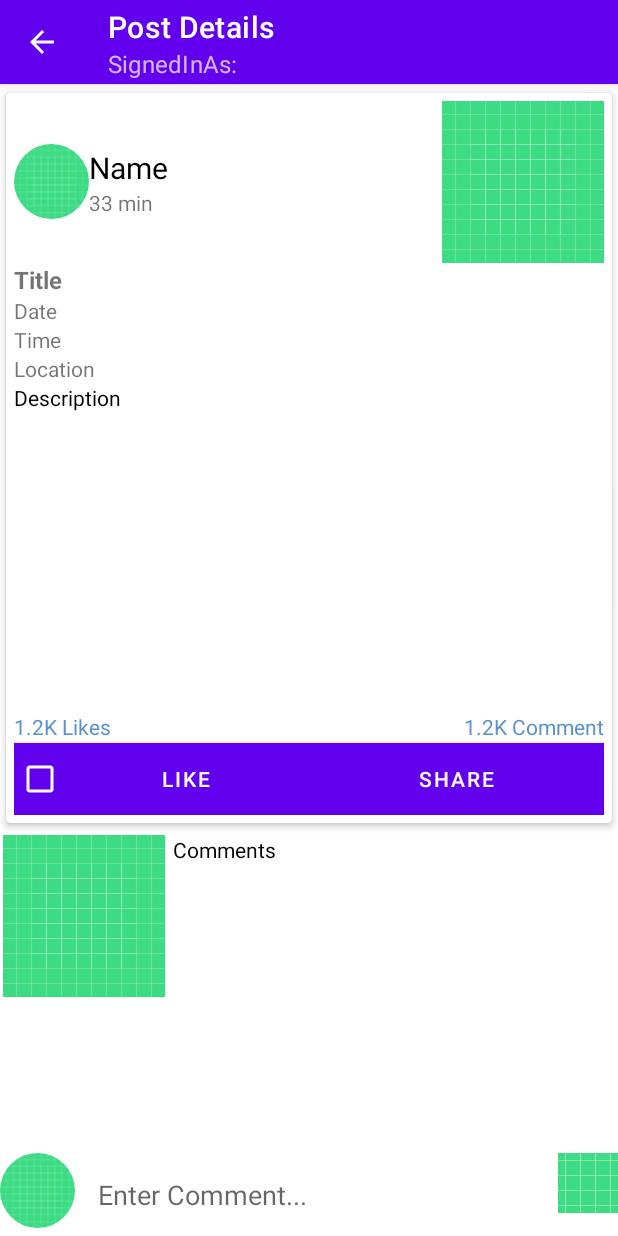
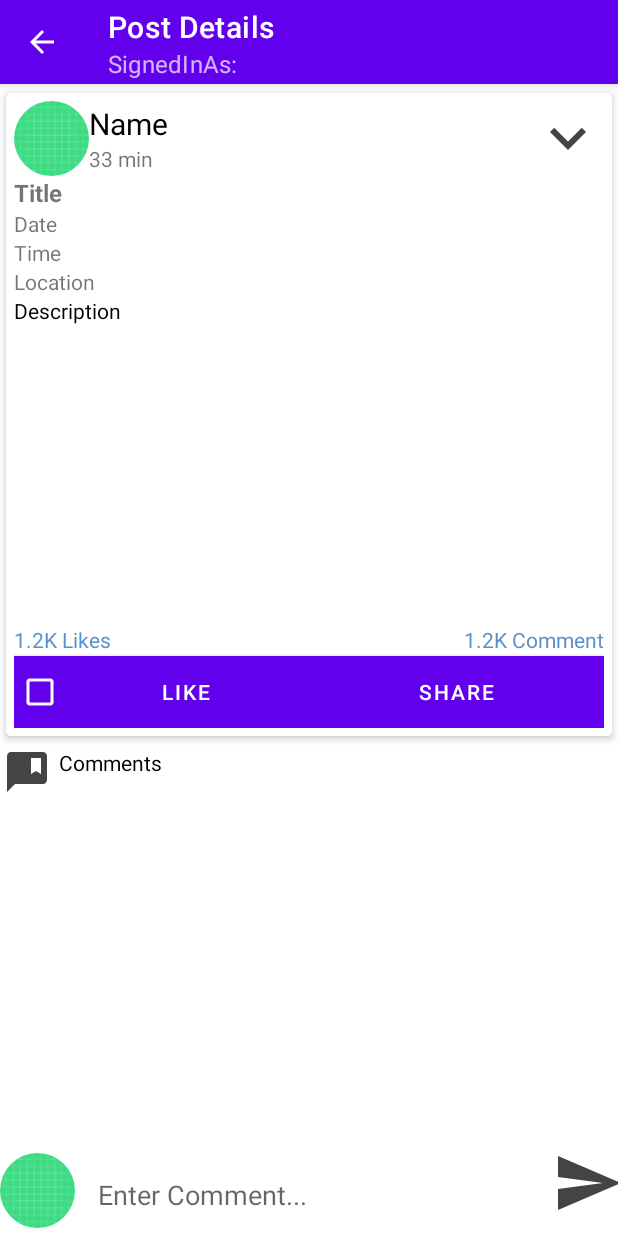
Before and after one commit to kevvinn/LinkUp-App, an Android app: the PostDetailsActivity screen opened directly, with no data from a screen before it, on a phone screen of 412 x 824 dp. Run offline under Robolectric (Android 15) with nearby library versions, the phone set to English and light mode, and no system bars; our stand-ins replace CircleImageView, Firebase (no records; nobody signed in at launch, a user with empty details on screens opened directly).

Commit message:
cleanup chat, comment, posts

```diff
--- a/app/src/main/java/com/example/linkup/AdapterChatList.java
+++ b/app/src/main/java/com/example/linkup/AdapterChatList.java
@@ -51,7 +51,7 @@ public class AdapterChatList extends RecyclerView.Adapter<AdapterChatList.Myhold
         String username = usersList.get(position).getName();
         String lastmess = lastMessageMap.get(hisuid);
         holder.name.setText(username);
-        holder.block.setImageResource(R.drawable.ic_launcher_background);
+        holder.block.setImageResource(R.drawable.ic_baseline_chat_bubble_48);
 
         // if no last message then Hide the layout
         if (lastmess == null || lastmess.equals("default")) {
--- /dev/null
+++ b/app/src/main/res/drawable/ic_baseline_attach_file_48.xml
@@ -0,0 +1,5 @@
+<vector android:height="48dp" android:tint="#444444"
+    android:viewportHeight="24" android:viewportWidth="24"
+    android:width="48dp" xmlns:android="http://schemas.android.com/apk/res/android">
+    <path android:fillColor="@android:color/white" android:pathData="M16.5,6v11.5c0,2.21 -1.79,4 -4,4s-4,-1.79 -4,-4V5c0,-1.38 1.12,-2.5 2.5,-2.5s2.5,1.12 2.5,2.5v10.5c0,0.55 -0.45,1 -1,1s-1,-0.45 -1,-1V6H10v9.5c0,1.38 1.12,2.5 2.5,2.5s2.5,-1.12 2.5,-2.5V5c0,-2.21 -1.79,-4 -4,-4S7,2.79 7,5v12.5c0,3.04 2.46,5.5 5.5,5.5s5.5,-2.46 5.5,-5.5V6h-1.5z"/>
+</vector>
--- /dev/null
+++ b/app/src/main/res/drawable/ic_baseline_chat_bubble_48.xml
@@ -0,0 +1,5 @@
+<vector android:height="48dp" android:tint="#444444"
+    android:viewportHeight="24" android:viewportWidth="24"
+    android:width="48dp" xmlns:android="http://schemas.android.com/apk/res/android">
+    <path android:fillColor="@android:color/white" android:pathData="M20,2H4c-1.1,0 -2,0.9 -2,2v18l4,-4h14c1.1,0 2,-0.9 2,-2V4c0,-1.1 -0.9,-2 -2,-2z"/>
+</vector>
--- /dev/null
+++ b/app/src/main/res/drawable/ic_baseline_comment_bank_32.xml
@@ -0,0 +1,5 @@
+<vector android:height="32dp" android:tint="#444444"
+    android:viewportHeight="24" android:viewportWidth="24"
+    android:width="32dp" xmlns:android="http://schemas.android.com/apk/res/android">
+    <path android:fillColor="@android:color/white" android:pathData="M20,2H4C2.9,2 2,2.9 2,4v18l4,-4h14c1.1,0 2,-0.9 2,-2V4C22,2.9 21.1,2 20,2zM19,13l-2.5,-1.5L14,13V5h5V13z"/>
+</vector>
--- /dev/null
+++ b/app/src/main/res/drawable/ic_baseline_expand_more_48.xml
@@ -0,0 +1,5 @@
+<vector android:height="48dp" android:tint="#444444"
+    android:viewportHeight="24" android:viewportWidth="24"
+    android:width="48dp" xmlns:android="http://schemas.android.com/apk/res/android">
+    <path android:fillColor="@android:color/white" android:pathData="M16.59,8.59L12,13.17 7.41,8.59 6,10l6,6 6,-6z"/>
+</vector>
--- /dev/null
+++ b/app/src/main/res/drawable/ic_baseline_more_horiz_48.xml
@@ -0,0 +1,5 @@
+<vector android:height="48dp" android:tint="#FFFFFF"
+    android:viewportHeight="24" android:viewportWidth="24"
+    android:width="48dp" xmlns:android="http://schemas.android.com/apk/res/android">
+    <path android:fillColor="@android:color/white" android:pathData="M6,10c-1.1,0 -2,0.9 -2,2s0.9,2 2,2 2,-0.9 2,-2 -0.9,-2 -2,-2zM18,10c-1.1,0 -2,0.9 -2,2s0.9,2 2,2 2,-0.9 2,-2 -0.9,-2 -2,-2zM12,10c-1.1,0 -2,0.9 -2,2s0.9,2 2,2 2,-0.9 2,-2 -0.9,-2 -2,-2z"/>
+</vector>
--- /dev/null
+++ b/app/src/main/res/drawable/ic_baseline_send_48.xml
@@ -0,0 +1,5 @@
+<vector android:autoMirrored="true" android:height="48dp"
+    android:tint="#444444" android:viewportHeight="24"
+    android:viewportWidth="24" android:width="48dp" xmlns:android="http://schemas.android.com/apk/res/android">
+    <path android:fillColor="@android:color/white" android:pathData="M2.01,21L23,12 2.01,3 2,10l15,2 -15,2z"/>
+</vector>
--- a/app/src/main/res/layout/activity_post_details.xml
+++ b/app/src/main/res/layout/activity_post_details.xml
@@ -73,7 +73,7 @@
                             android:layout_width="wrap_content"
                             android:layout_height="wrap_content"
                             android:background="@null"
-                            android:src="@drawable/ic_launcher_background" />
+                            android:src="@drawable/ic_baseline_expand_more_48" />
 
                     </LinearLayout>
 
@@ -182,8 +182,8 @@
             <TextView
                 android:layout_width="match_parent"
                 android:layout_height="wrap_content"
-                android:drawableStart="@drawable/ic_launcher_background"
-                android:drawableLeft="@drawable/ic_launcher_background"
+                android:drawableStart="@drawable/ic_baseline_comment_bank_32"
+                android:drawableLeft="@drawable/ic_baseline_comment_bank_32"
                 android:drawablePadding="5dp"
                 android:padding="2dp"
                 android:text="Comments"
@@ -227,7 +227,7 @@
             android:layout_height="40dp"
             android:layout_alignParentRight="true"
             android:background="@color/colorWhite"
-            android:src="@drawable/ic_launcher_background" />
+            android:src="@drawable/ic_baseline_send_48" />
 
     </RelativeLayout>
 
--- a/app/src/main/res/layout/fragment_add_events.xml
+++ b/app/src/main/res/layout/fragment_add_events.xml
@@ -68,11 +68,6 @@
             android:inputType="textPostalAddress"
             android:minHeight="48dp" />
 
-        <com.google.android.gms.maps.MapView
-            android:id="@+id/mapView"
-            android:layout_width="match_parent"
-            android:layout_height="wrap_content" />
-
         <Button
             android:id="@+id/pupload"
             style="@style/Widget.AppCompat.Button.Colored"
--- a/app/src/main/res/layout/row_chatlist.xml
+++ b/app/src/main/res/layout/row_chatlist.xml
@@ -51,7 +51,7 @@
             android:layout_height="wrap_content"
             android:layout_alignParentEnd="true"
             android:layout_gravity="center_vertical"
-            android:src="@drawable/ic_launcher_background" />
+            android:src="@drawable/ic_baseline_chat_bubble_48" />
 
         <ImageView
             android:id="@+id/seen"
@@ -60,7 +60,7 @@
             android:layout_below="@id/blocking"
             android:layout_alignParentEnd="true"
             android:layout_gravity="center_vertical"
-            android:src="@drawable/ic_launcher_background" />
+            android:src="@drawable/ic_baseline_more_horiz_48" />
 
     </RelativeLayout>
 
--- a/app/src/main/res/layout/row_posts.xml
+++ b/app/src/main/res/layout/row_posts.xml
@@ -57,7 +57,7 @@
                 android:layout_width="wrap_content"
                 android:layout_height="wrap_content"
                 android:background="@null"
-                android:src="@drawable/ic_launcher_background" />
+                android:src="@drawable/ic_baseline_expand_more_48" />
 
         </LinearLayout>
 
```
Also changed, not shown: app/src/main/res/layout/activity_chat.xml (+5 -5 lines).
